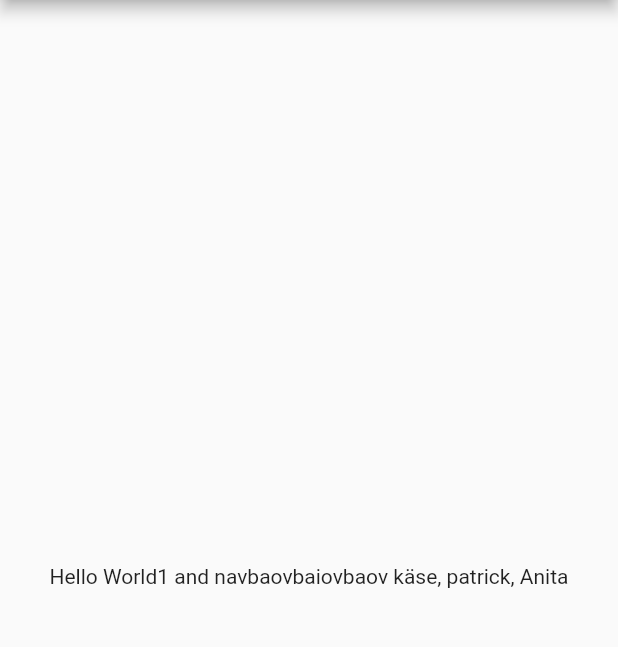
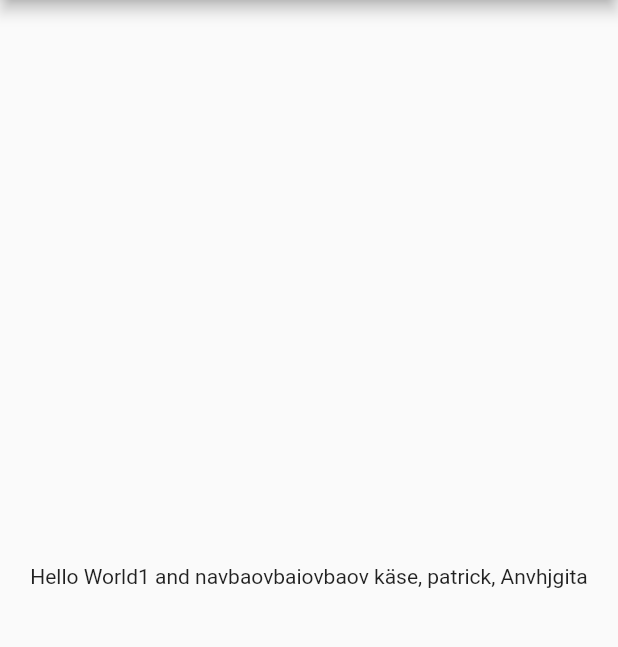
Before and after one commit to gobeitleuph/flow, a Flutter app: the screen it shows after launch, on a phone screen of 412 x 824 dp, the part 84-731 px from its top. Run offline on Flutter 3.47's test engine with Material 2 defaults, Android fonts, the phone set to English and light mode, and no system bars.

Commit message:
hallo dfxg

```diff
--- a/lib/main.dart
+++ b/lib/main.dart
@@ -12,7 +12,7 @@ class MyApp extends StatelessWidget {
           title: const Text('Welcome to Flutter'),
         ),
         body: const Center(
-          child: Text('Hello World1 and navbaovbaiovbaov käse, patrick, Anita'),
+          child: Text('Hello World1 and navbaovbaiovbaov käse, patrick, Anvhjgita'),
         ),
       ),
     );
```
